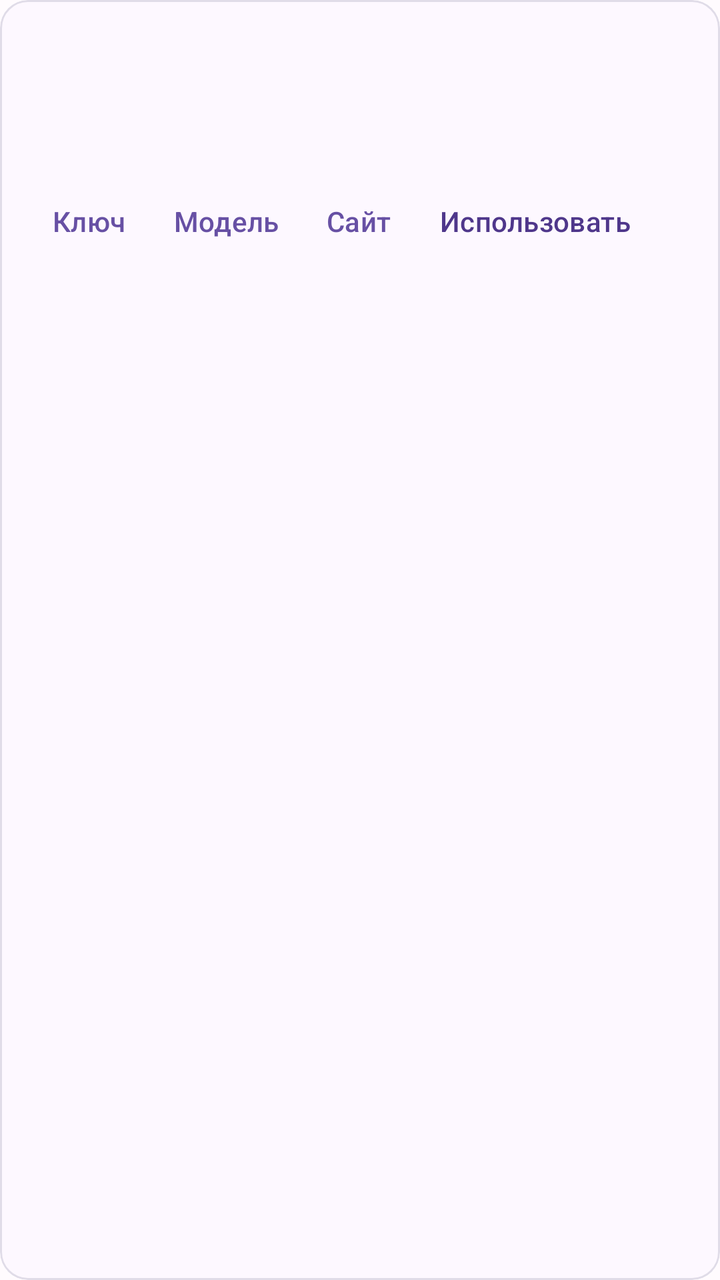
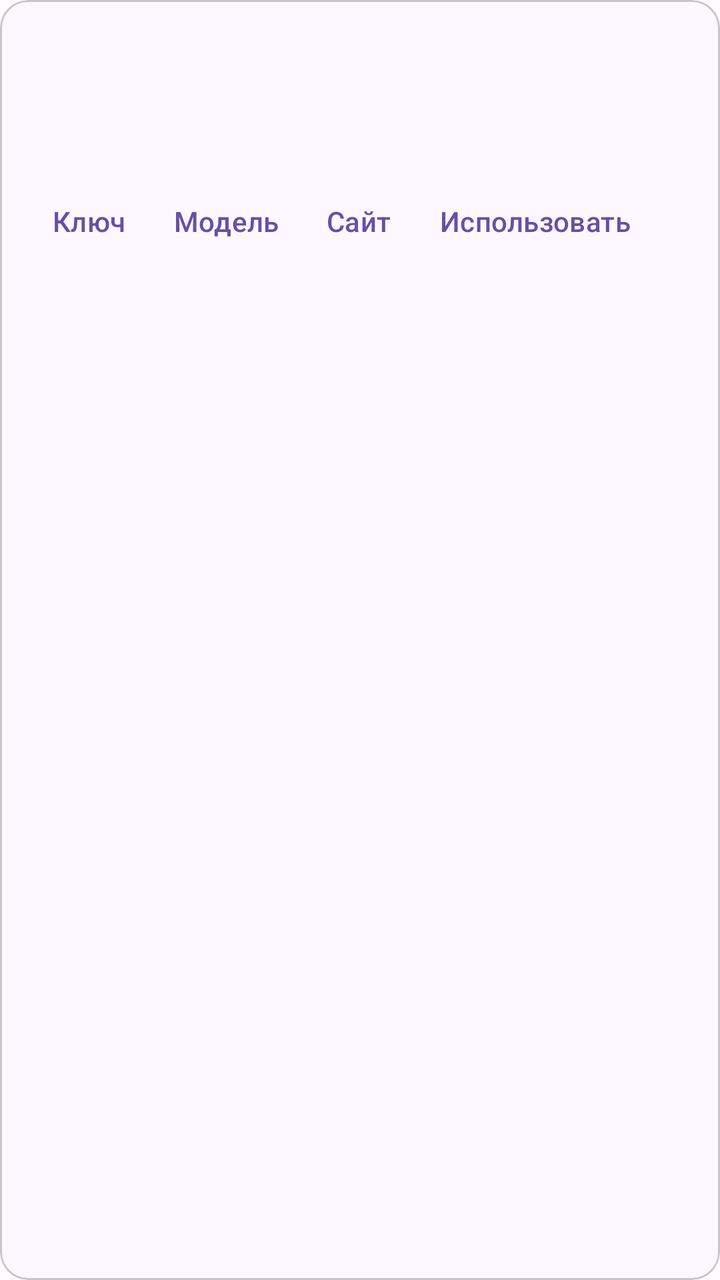

An Android layout rendered at two revisions. The XML below is the earlier revision; the diff shows what the commit changed to produce the second picture.
<!-- AndroidManifest.xml: application theme Theme.DevAIStudio -->
<!-- res/layout/item_provider.xml -->
<?xml version="1.0" encoding="utf-8"?>
<com.google.android.material.card.MaterialCardView xmlns:android="http://schemas.android.com/apk/res/android"
    xmlns:app="http://schemas.android.com/apk/res-auto"
    android:layout_width="match_parent"
    android:layout_height="wrap_content"
    android:layout_marginHorizontal="12dp"
    android:layout_marginVertical="5dp"
    app:cardCornerRadius="14dp"
    app:cardElevation="0dp"
    app:strokeColor="@color/divider"
    app:strokeWidth="1dp">

    <LinearLayout
        android:layout_width="match_parent"
        android:layout_height="wrap_content"
        android:orientation="vertical"
        android:padding="14dp">

        <LinearLayout
            android:layout_width="match_parent"
            android:layout_height="wrap_content"
            android:gravity="center_vertical"
            android:orientation="horizontal">

            <TextView
                android:id="@+id/provider_name"
                android:layout_width="0dp"
                android:layout_height="wrap_content"
                android:layout_weight="1"
                android:textColor="@color/on_surface"
                android:textSize="17sp"
                android:textStyle="bold" />

            <TextView
                android:id="@+id/provider_badge"
                android:layout_width="wrap_content"
                android:layout_height="wrap_content"
                android:layout_marginStart="8dp"
                android:paddingHorizontal="8dp"
                android:paddingVertical="3dp"
                android:textColor="@color/white"
                android:textSize="11sp" />

            <ImageView
                android:id="@+id/provider_active"
                android:layout_width="20dp"
                android:layout_height="20dp"
                android:layout_marginStart="8dp"
                android:contentDescription="@string/provider_active"
                android:src="@drawable/ic_check"
                android:tint="@color/badge_free_full"
                android:visibility="gone" />

        </LinearLayout>

        <TextView
            android:id="@+id/provider_desc"
            android:layout_width="match_parent"
            android:layout_height="wrap_content"
            android:layout_marginTop="4dp"
            android:textColor="@color/secondary"
            android:textSize="13sp" />

        <TextView
            android:id="@+id/provider_models"
            android:layout_width="match_parent"
            android:layout_height="wrap_content"
            android:layout_marginTop="4dp"
            android:textColor="@color/on_surface"
            android:textSize="12sp" />

        <HorizontalScrollView
            android:layout_width="match_parent"
            android:layout_height="wrap_content"
            android:layout_marginTop="8dp"
            android:scrollbars="none">

            <LinearLayout
                android:layout_width="wrap_content"
                android:layout_height="wrap_content"
                android:orientation="horizontal">

                <com.google.android.material.button.MaterialButton
                    android:id="@+id/btn_key"
                    style="@style/Widget.Material3.Button.TextButton"
                    android:layout_width="wrap_content"
                    android:layout_height="wrap_content"
                    android:minWidth="0dp"
                    android:text="@string/provider_btn_key" />

                <com.google.android.material.button.MaterialButton
                    android:id="@+id/btn_model"
                    style="@style/Widget.Material3.Button.TextButton"
                    android:layout_width="wrap_content"
                    android:layout_height="wrap_content"
                    android:minWidth="0dp"
                    android:text="@string/provider_btn_model" />

                <com.google.android.material.button.MaterialButton
                    android:id="@+id/btn_site"
                    style="@style/Widget.Material3.Button.TextButton"
                    android:layout_width="wrap_content"
                    android:layout_height="wrap_content"
                    android:minWidth="0dp"
                    android:text="@string/provider_btn_site" />

                <com.google.android.material.button.MaterialButton
                    android:id="@+id/btn_use"
                    style="@style/Widget.Material3.Button.TextButton"
                    android:layout_width="wrap_content"
                    android:layout_height="wrap_content"
                    android:minWidth="0dp"
                    android:text="@string/provider_use"
                    android:textColor="@color/primary_dark" />

            </LinearLayout>

        </HorizontalScrollView>

    </LinearLayout>

</com.google.android.material.card.MaterialCardView>
<!-- resources referenced by this layout -->
<resources>
  <color name="badge_free_full">#00A67E</color>
  <color name="divider">#E0DCE8</color>
  <color name="on_surface">#1D1B20</color>
  <color name="primary_dark">#4F378B</color>
  <color name="secondary">#625B71</color>
  <color name="white">#FFFFFF</color>
  <!-- drawable ic_check (drawable) -->
  <vector xmlns:android="http://schemas.android.com/apk/res/android"
      android:width="24dp"
      android:height="24dp"
      android:viewportWidth="24"
      android:viewportHeight="24"
      android:tint="#FF000000">
      <path
          android:fillColor="#FF000000"
          android:pathData="M9,16.17L4.83,12l-1.42,1.41L9,19 21,7l-1.41,-1.41z" />
  </vector>
  <string name="provider_active">✓ Активен</string>
  <string name="provider_btn_key">Ключ</string>
  <string name="provider_btn_model">Модель</string>
  <string name="provider_btn_site">Сайт</string>
  <string name="provider_use">Использовать</string>
  <style name="Theme.DevAIStudio" parent="Theme.Material3.DayNight.NoActionBar">
          <item name="colorPrimary">@color/primary</item>
          <item name="colorOnPrimary">@color/white</item>
          <item name="colorPrimaryContainer">@color/primary_light</item>
          <item name="colorSecondary">@color/secondary</item>
          <item name="colorSurface">@color/surface</item>
          <item name="android:colorBackground">@color/background</item>
          <item name="android:statusBarColor">@color/primary_dark</item>
          <item name="android:windowLightStatusBar">false</item>
      </style>
  <color name="primary">#6750A4</color>
  <color name="primary_light">#EADDFF</color>
  <color name="surface">#FDF8FF</color>
  <color name="background">#FFFBFE</color>
</resources>

<!-- the commit's change to res/layout/item_provider.xml (unified diff, before → after) -->
@@ -7,7 +7,7 @@
     android:layout_marginVertical="5dp"
     app:cardCornerRadius="14dp"
     app:cardElevation="0dp"
-    app:strokeColor="@color/divider"
+    app:strokeColor="?attr/colorOutlineVariant"
     app:strokeWidth="1dp">
 
     <LinearLayout
@@ -27,7 +27,7 @@
                 android:layout_width="0dp"
                 android:layout_height="wrap_content"
                 android:layout_weight="1"
-                android:textColor="@color/on_surface"
+                android:textColor="?attr/colorOnSurface"
                 android:textSize="17sp"
                 android:textStyle="bold" />
 
@@ -58,7 +58,7 @@
             android:layout_width="match_parent"
             android:layout_height="wrap_content"
             android:layout_marginTop="4dp"
-            android:textColor="@color/secondary"
+            android:textColor="?attr/colorOnSurfaceVariant"
             android:textSize="13sp" />
 
         <TextView
@@ -66,7 +66,7 @@
             android:layout_width="match_parent"
             android:layout_height="wrap_content"
             android:layout_marginTop="4dp"
-            android:textColor="@color/on_surface"
+            android:textColor="?attr/colorOnSurface"
             android:textSize="12sp" />
 
         <HorizontalScrollView
@@ -111,7 +111,7 @@
                     android:layout_height="wrap_content"
                     android:minWidth="0dp"
                     android:text="@string/provider_use"
-                    android:textColor="@color/primary_dark" />
+                    android:textColor="?attr/colorPrimary" />
 
             </LinearLayout>
 
<!-- resource entries referenced after the edit -->
@@ -1,8 +1,6 @@
 <!-- resources referenced by this layout -->
 <resources>
   <color name="badge_free_full">#00A67E</color>
-  <color name="divider">#E0DCE8</color>
-  <color name="on_surface">#1D1B20</color>
   <color name="primary_dark">#4F378B</color>
   <color name="secondary">#625B71</color>
   <color name="white">#FFFFFF</color>
